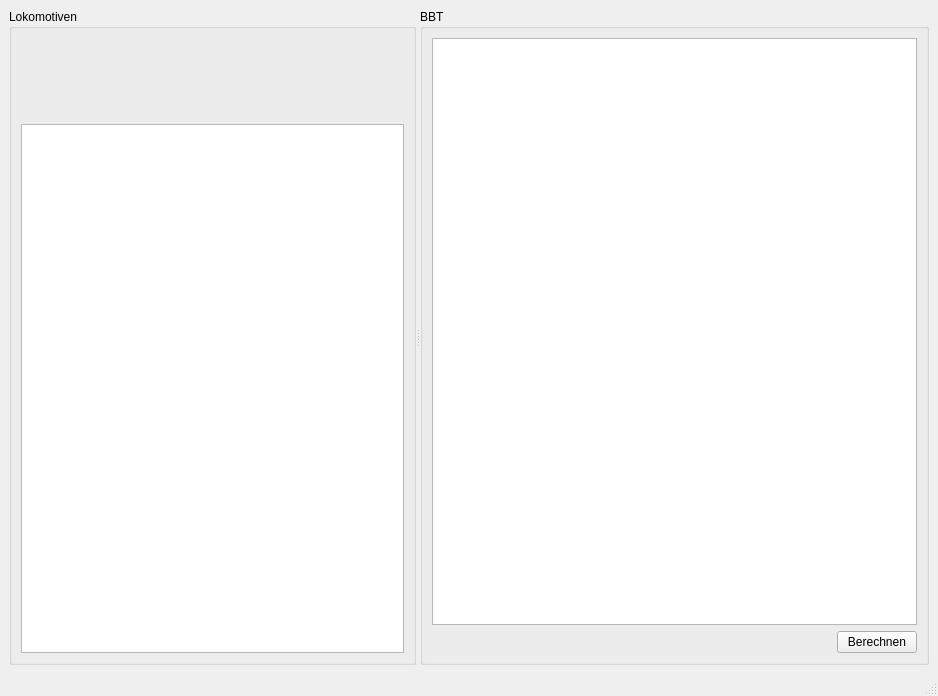
This is src/gui/forms/mainwindow.ui in GaryMatthews/RocrailBBTCalculator as Qt 5 draws it before an edit. The edited form follows.
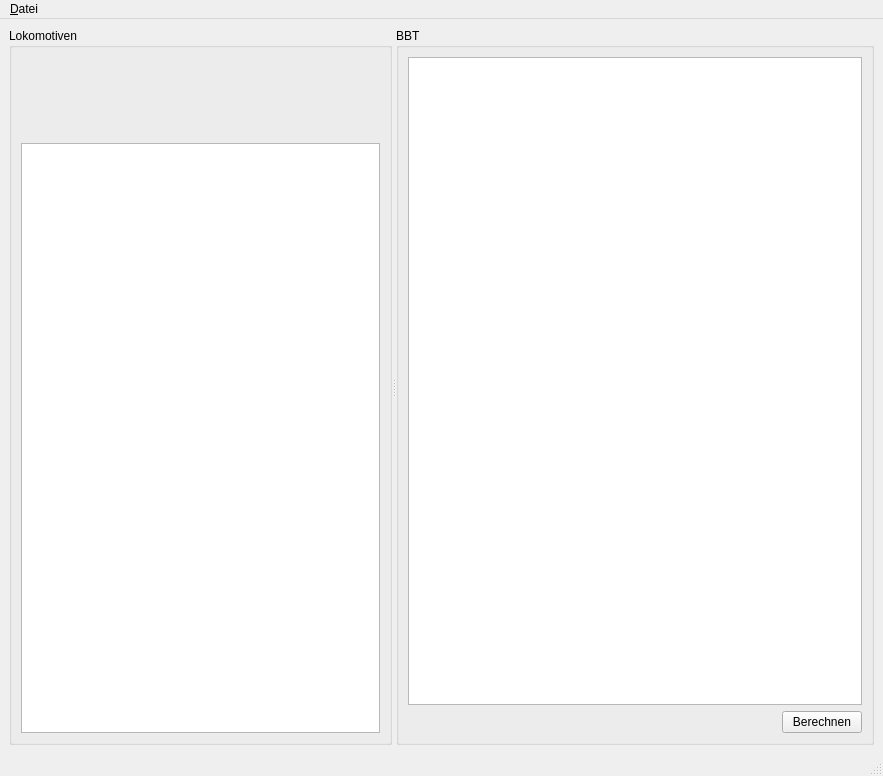
This is the edited form. Icons and pictures are not drawn.

Commit message: (+) add menu bar with close and open workspace actions in menu "File"

What changed in the file:
```diff
--- a/src/gui/forms/mainwindow.ui
+++ b/src/gui/forms/mainwindow.ui
@@ -6,8 +6,8 @@
    <rect>
     <x>0</x>
     <y>0</y>
-    <width>938</width>
-    <height>696</height>
+    <width>883</width>
+    <height>776</height>
    </rect>
   </property>
   <property name="windowTitle">
@@ -82,10 +82,19 @@
     <rect>
      <x>0</x>
      <y>0</y>
-     <width>938</width>
+     <width>883</width>
      <height>23</height>
     </rect>
    </property>
+   <widget class="QMenu" name="menuFile">
+    <property name="title">
+     <string>&amp;Datei</string>
+    </property>
+    <addaction name="actionOpenWorkspace"/>
+    <addaction name="separator"/>
+    <addaction name="actionClose"/>
+   </widget>
+   <addaction name="menuFile"/>
   </widget>
   <widget class="QStatusBar" name="statusbar"/>
  </widget>
```
Left out of the diff: 62 changed lines with no effect on the pictures. The commit also changes 2 other files.
